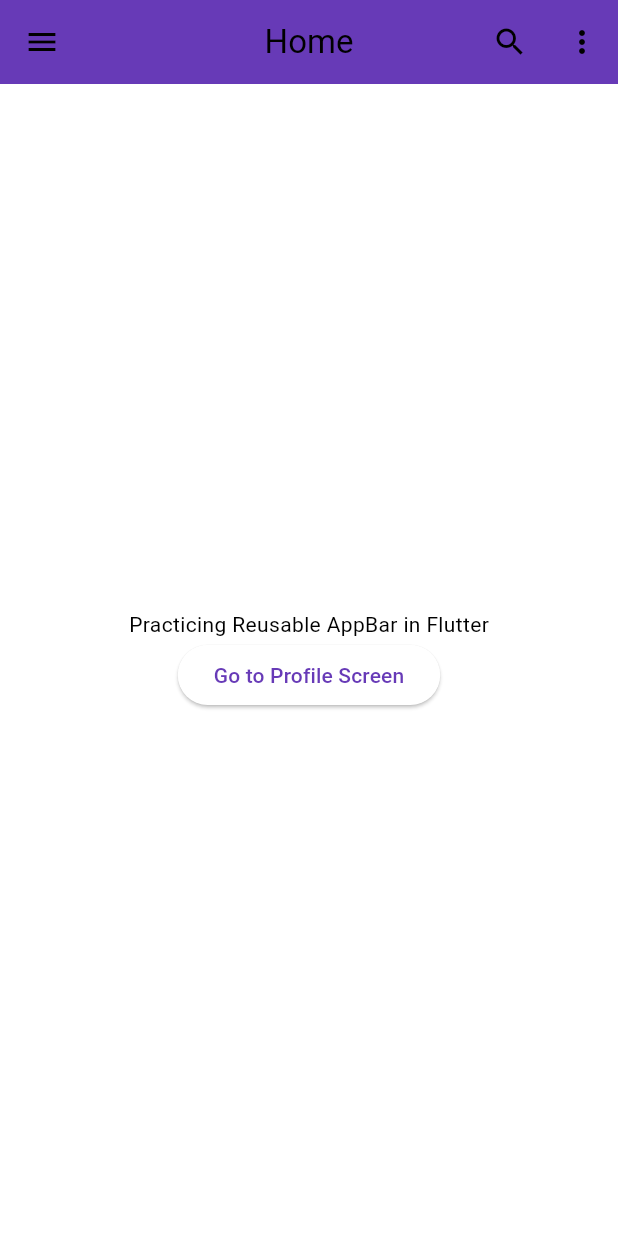
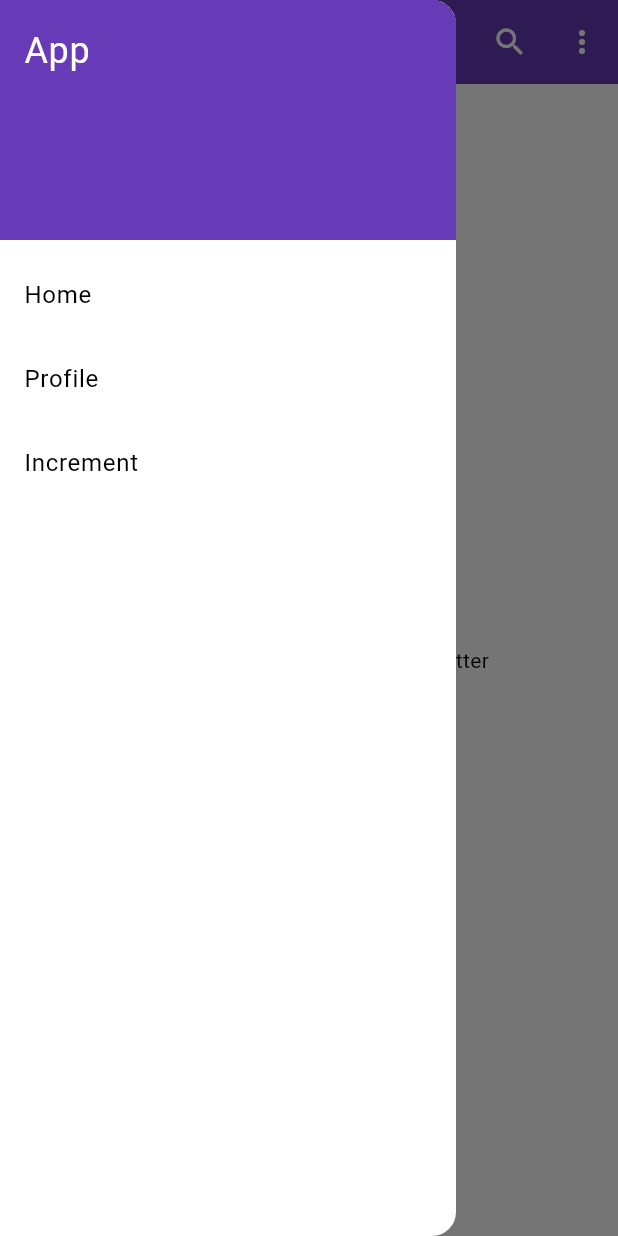
Before and after one commit to Sanan01/app_bar_assignment_flutter, a Flutter app: the screen it shows after launch, after a tap on the "menu" icon, on a phone screen of 412 x 824 dp. Run offline on Flutter 3.47's test engine with Material 3 defaults, Android fonts, the phone set to English and light mode, and no system bars.

Commit message:
Drawer done

```diff
--- a/lib/main.dart
+++ b/lib/main.dart
@@ -16,7 +16,7 @@ class MyApp extends StatelessWidget {
         colorScheme: ColorScheme.fromSwatch(primarySwatch: Colors.deepPurple),
         useMaterial3: true,
       ),
-      home: const MyHomePage(title: 'Home'),
+      home: const HomeScreen(title: 'Home'),
       debugShowCheckedModeBanner: false,
     );
   }
--- a/lib/screens/home_screen.dart
+++ b/lib/screens/home_screen.dart
@@ -1,9 +1,9 @@
-import 'package:appbarwithsearch/screens/profile_screen.dart';
 import 'package:flutter/material.dart';
-import '../widgets/custom_app_bar.dart';
+import 'package:appbarwithsearch/widgets/drawer.dart';
+import 'package:appbarwithsearch/widgets/custom_app_bar.dart';
 
-class MyHomePage extends StatelessWidget {
-  const MyHomePage({Key? key, required this.title}) : super(key: key);
+class HomeScreen extends StatelessWidget {
+  const HomeScreen({Key? key, required this.title}) : super(key: key);
 
   final String title;
 
@@ -11,27 +11,13 @@ class MyHomePage extends StatelessWidget {
   Widget build(BuildContext context) {
     return Scaffold(
       appBar: CustomAppBar(title: title),
-      body: Center(
-        child: Column(
-          mainAxisAlignment: MainAxisAlignment.center,
-          children: <Widget>[
-            const Text(
-              'Practicing Reusable AppBar in Flutter',
-            ),
-            ElevatedButton(
-              onPressed: () {
-                Navigator.push(
-                  context,
-                  MaterialPageRoute(
-                    builder: (context) => const ProfileScreen(
-                      title: 'Profile',
-                    ),
-                  ),
-                );
-              },
-              child: const Text('Go to Profile Screen'),
-            ),
-          ],
+      drawer: const MyDrawer(),
+      backgroundColor: Colors.white,
+      body: const Center(
+        child: Center(
+          child: Text(
+            'Practicing Reusable AppBar in Flutter',
+          ),
         ),
       ),
     );
--- a/lib/widgets/custom_app_bar.dart
+++ b/lib/widgets/custom_app_bar.dart
@@ -8,37 +8,29 @@ class CustomAppBar extends StatelessWidget implements PreferredSizeWidget {
   @override
   Size get preferredSize => const Size.fromHeight(kToolbarHeight);
 
-  Widget _buildLeadingWidget(BuildContext context) {
-    if (title == 'Profile') {
-      return IconButton(
-        icon: const Icon(Icons.arrow_back),
-        onPressed: () {
-          Navigator.of(context).pop();
-        },
-      );
-    } else {
-      return IconButton(
-        icon: const Icon(Icons.menu),
-        onPressed: () {},
-      );
-    }
-  }
-
   @override
   Widget build(BuildContext context) {
     return AppBar(
-      leading: _buildLeadingWidget(context),
+      leading: IconButton(
+        icon: const Icon(Icons.menu, color: Colors.white),
+        onPressed: () {
+          Scaffold.of(context).openDrawer();
+        },
+      ),
       backgroundColor: Theme.of(context).colorScheme.secondary,
-      title: Text(title),
+      title: Text(
+        title,
+        style: const TextStyle(color: Colors.white),
+      ),
       actions: <Widget>[
         IconButton(
-          icon: const Icon(Icons.search),
+          icon: const Icon(Icons.search, color: Colors.white),
           onPressed: () {
             showSearch(context: context, delegate: SearchDelegateExample());
           },
         ),
         IconButton(
-          icon: const Icon(Icons.more_vert),
+          icon: const Icon(Icons.more_vert, color: Colors.white),
           onPressed: () {},
         ),
       ],
--- /dev/null
+++ b/lib/widgets/drawer.dart
@@ -0,0 +1,58 @@
+import 'package:flutter/material.dart';
+import 'package:appbarwithsearch/screens/home_screen.dart';
+import 'package:appbarwithsearch/screens/increment_screen.dart';
+import 'package:appbarwithsearch/screens/profile_screen.dart';
+
+class MyDrawer extends StatelessWidget {
+  const MyDrawer({Key? key}) : super(key: key);
+
+  void _navigateToScreen(BuildContext context, Widget screen) {
+    Navigator.pushReplacement(
+      context,
+      MaterialPageRoute(builder: (context) => screen),
+    );
+  }
+
+  @override
+  Widget build(BuildContext context) {
+    return Drawer(
+      backgroundColor: Colors.white,
+      child: ListView(
+        padding: EdgeInsets.zero,
+        children: <Widget>[
+          const DrawerHeader(
+            decoration: BoxDecoration(
+              color: Colors.deepPurple,
+            ),
+            child: Text(
+              'App',
+              style: TextStyle(
+                color: Colors.white,
+                fontSize: 24,
+              ),
+            ),
+          ),
+          ListTile(
+            title: const Text('Home'),
+            onTap: () {
+              _navigateToScreen(context, const HomeScreen(title: 'Home'));
+            },
+          ),
+          ListTile(
+            title: const Text('Profile'),
+            onTap: () {
+              _navigateToScreen(context, const ProfileScreen(title: 'Profile'));
+            },
+          ),
+          ListTile(
+            title: const Text('Increment'),
+            onTap: () {
+              _navigateToScreen(
+                  context, const IncrementScreen(title: 'Increment'));
+            },
+          ),
+        ],
+      ),
+    );
+  }
+}
```
Also changed, not shown: lib/screens/increment_screen.dart (added, +50 -0 lines), lib/screens/profile_screen.dart (+11 -9 lines), pubspec.yaml (+6 -7 lines), 1 other file.
